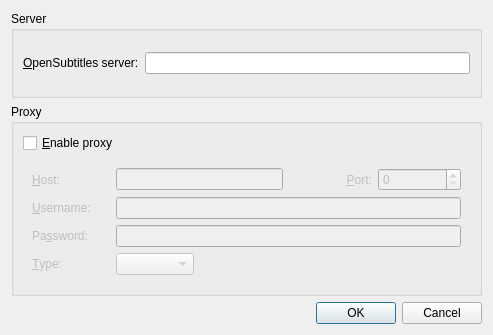
Above: src/findsubtitles/findsubtitlesconfigdialog.ui from bitwiseworks/smplayer-os2 before the change. Below: the same form after it.
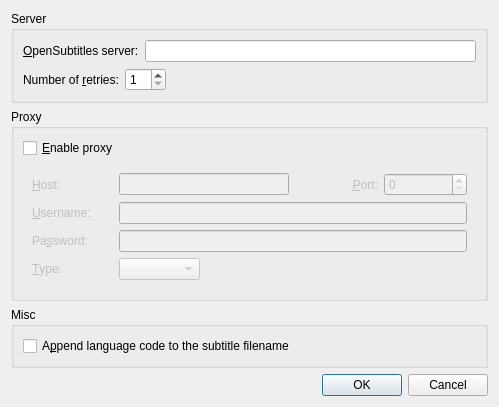
That is the form after the change.

```diff
--- a/src/findsubtitles/findsubtitlesconfigdialog.ui
+++ b/src/findsubtitles/findsubtitlesconfigdialog.ui
@@ -6,19 +6,21 @@
    <rect>
     <x>0</x>
     <y>0</y>
-    <width>493</width>
-    <height>335</height>
+    <width>499</width>
+    <height>397</height>
    </rect>
   </property>
   <property name="windowTitle">
    <string>Advanced options</string>
   </property>
-  <layout class="QVBoxLayout">
+  <layout class="QVBoxLayout" name="verticalLayout_3">
    <item>
-    <widget class="QGroupBox" name="groupBox_2">
+    <widget class="QGroupBox" name="server_group">
      <property name="title">
       <string>Server</string>
      </property>
+     <layout class="QVBoxLayout" name="verticalLayout">
+      <item>
      <layout class="QHBoxLayout" name="horizontalLayout">
       <item>
        <widget class="QLabel" name="label">
@@ -34,10 +36,49 @@
        <widget class="QLineEdit" name="server_edit"/>
       </item>
      </layout>
+      </item>
+      <item>
+       <layout class="QHBoxLayout" name="horizontalLayout_2">
+        <item>
+         <widget class="QLabel" name="retries_label">
+          <property name="text">
+           <string>Number of &amp;retries:</string>
+          </property>
+          <property name="buddy">
+           <cstring>retries_spin</cstring>
+          </property>
     </widget>
    </item>
    <item>
-    <widget class="QGroupBox" name="groupBox">
+         <widget class="QSpinBox" name="retries_spin">
+          <property name="minimum">
+           <number>1</number>
+          </property>
+          <property name="maximum">
+           <number>50</number>
+          </property>
+         </widget>
+        </item>
+        <item>
+         <spacer name="horizontalSpacer">
+          <property name="orientation">
+           <enum>Qt::Horizontal</enum>
+          </property>
+          <property name="sizeHint" stdset="0">
+           <size>
+            <width>257</width>
+            <height>20</height>
+           </size>
+          </property>
+         </spacer>
+        </item>
+       </layout>
+      </item>
+     </layout>
+    </widget>
+   </item>
+   <item>
+    <widget class="QGroupBox" name="proxy_group">
      <property name="title">
       <string>Proxy</string>
      </property>
@@ -150,6 +191,22 @@
      </layout>
     </widget>
    </item>
+   <item>
+    <widget class="QGroupBox" name="misc_group">
+     <property name="title">
+      <string>Misc</string>
+     </property>
+     <layout class="QVBoxLayout" name="verticalLayout_2">
+      <item>
+       <widget class="QCheckBox" name="addlang_check">
+        <property name="text">
+         <string>A&amp;ppend language code to the subtitle filename</string>
+        </property>
+       </widget>
+      </item>
+     </layout>
+    </widget>
+   </item>
    <item>
     <widget class="QDialogButtonBox" name="buttonBox">
      <property name="orientation">
```
Left out of the diff: 4 changed lines with no effect on the pictures. Lines whose indentation alone changed are shown as unchanged.
